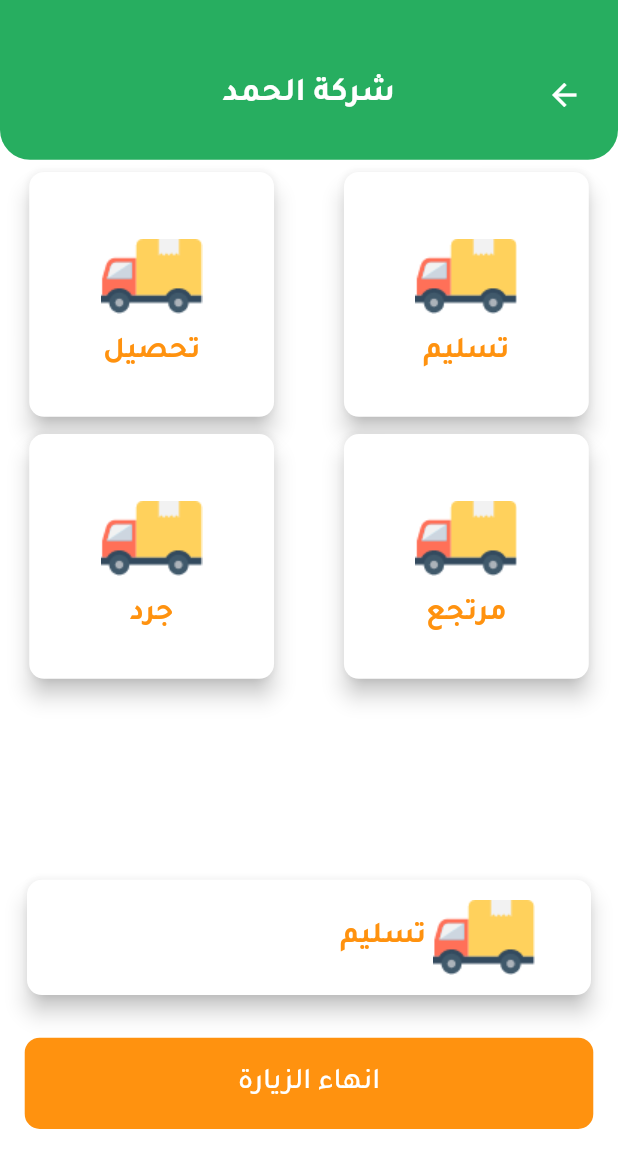
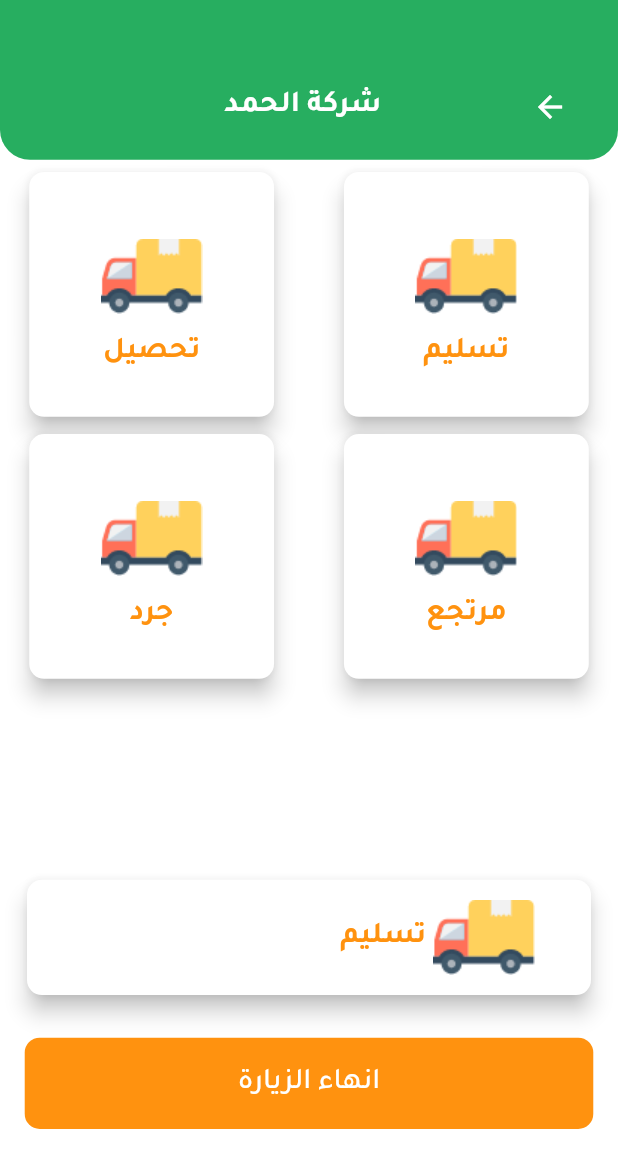
Before and after one commit to DoaaElgheny-byte/myFirstApp, a Flutter app: the VisitScreen screen opened by its route, on a phone screen of 412 x 824 dp. Shown: the top 1168 px of the screen. Run offline on Flutter 3.47's test engine with Material 2 defaults, Android fonts, the light colour scheme and no system bars; our stand-ins replace badges, date_picker_timeline, flutter_svg.

Commit message:
10-2-2021

```diff
--- a/lib/component/MainDrawer.dart
+++ b/lib/component/MainDrawer.dart
@@ -1,6 +1,7 @@
 import 'package:flutter/material.dart';
 import 'package:myFirstApp/component/Drawer_item.dart';
 import 'package:myFirstApp/screens/customers/customers_screen.dart';
+import 'package:myFirstApp/screens/recieveCycle/recieve_cycle_screen.dart';
 import 'package:myFirstApp/screens/visit/visit_screen.dart';
 import 'package:myFirstApp/screens/visit_cycle/visit_cycle_screen.dart';
 import 'package:myFirstApp/size_config.dart';
@@ -95,7 +96,7 @@ class MainDrawer extends StatelessWidget {
                 title: 'استلام بضاعة من المخزن',
                 icon: Icons.filter_alt_rounded,
                 tabHandler: () =>
-                    Navigator.pushNamed(context, VisitCycleScreen.routeName)),
+                    Navigator.pushNamed(context, RecieveCycleScreen.routeName)),
             DrawerItem(
                 title: 'ترجيع بضاعه للمخزن',
                 icon: Icons.inventory,
--- a/lib/component/header.dart
+++ b/lib/component/header.dart
@@ -30,21 +30,31 @@ class Header extends StatelessWidget {
                       onTap: () {
                         Navigator.pop(context);
                       },
+                      child: Padding(
+                        padding: EdgeInsets.only(
+                            top: getProportionateScreenHeight(15),
+                            right: getProportionateScreenWidth(10)),
                         child: Icon(
                           rightIconName,
                           color: Colors.white,
                         ),
-                  ),
+                      )),
                   SizedBox(
                     width: getProportionateScreenWidth(5),
                   ),
-                  Text(
+                  Padding(
+                    padding: EdgeInsets.only(
+                        top: getProportionateScreenHeight(15),
+                        left: getProportionateScreenWidth(25),
+                        right: getProportionateScreenWidth(5)),
+                    child: Text(
                       title,
                       textAlign: TextAlign.center,
                       style: TextStyle(
                         fontWeight: FontWeight.bold,
-                      fontSize: getProportionateScreenWidth(20),
+                        fontSize: 20,
                         color: Colors.white,
+                      ),
                     ),
                   ),
                   leftIconName != null
@@ -57,7 +67,7 @@ class Header extends StatelessWidget {
                               children: leftIconName),
                         )
                       : SizedBox(
-                          width: getProportionateScreenWidth(70),
+                          width: getProportionateScreenWidth(50),
                         )
                 ]),
           ),
--- /dev/null
+++ b/lib/models/recieve_model.dart
@@ -0,0 +1,19 @@
+import 'package:flutter/material.dart';
+
+class RecieveModel {
+  final int id;
+  final String name;
+  final String image;
+  final String date;
+  final String notes;
+  final String content;
+
+  RecieveModel({
+    @required this.name,
+    @required this.image,
+    @required this.id,
+    @required this.date,
+    this.content ='',
+    this.notes=''
+  });
+}
--- a/lib/routes.dart
+++ b/lib/routes.dart
@@ -8,6 +8,7 @@ import 'package:myFirstApp/screens/intro/welcomeScreen.dart';
 
 import 'package:myFirstApp/screens/auth/sign_in/sign_in_screen.dart';
 import 'package:myFirstApp/screens/notification/notification_screen.dart';
+import 'package:myFirstApp/screens/recieveCycle/recieve_cycle_screen.dart';
 import 'package:myFirstApp/screens/visit/visit_screen.dart';
 import 'package:myFirstApp/screens/visit_cycle/visit_cycle_screen.dart';
 
@@ -25,5 +26,6 @@ final Map<String, WidgetBuilder> routes = {
   NotificationScreen.routeName: (context) => NotificationScreen(),
   CustomersScreen.routeName: (context) => CustomersScreen(),
   NewCustomerScreen.routeName: (context) => NewCustomerScreen(),
-  VisitCycleScreen.routeName: (context) => VisitCycleScreen()
+  VisitCycleScreen.routeName: (context) => VisitCycleScreen(),
+  RecieveCycleScreen.routeName: (context) => RecieveCycleScreen()
 };
--- /dev/null
+++ b/lib/screens/recieveCycle/components/body.dart
@@ -0,0 +1,59 @@
+import 'package:flutter/material.dart';
+import 'package:myFirstApp/component/default_button.dart';
+import 'package:myFirstApp/component/header.dart';
+import 'package:myFirstApp/component/recieve_card.dart';
+import 'package:myFirstApp/component/visit_card.dart';
+import 'package:myFirstApp/models/recieve_model.dart';
+import 'package:myFirstApp/size_config.dart';
+// This is the best practice
+
+class Body extends StatefulWidget {
+  @override
+  _BodyState createState() => _BodyState();
+}
+
+class _BodyState extends State<Body> {
+  final List<RecieveModel>recievedData =[
+            RecieveModel(
+                image: "assets/images/delivery-truck.png",
+                name: "مخزن1",
+                date: "10/02/2021",
+                notes: 'ملاحظات عن المخزن تكتب هنا',
+                content: 'لوريم إيبسوم هو ببساطة نص شكلي بمعنى أن الغاية هي الشكل وليس المحتوى ويستخدم في صناعات المطابع ودور النشر.',
+                id: 1),
+            RecieveModel(
+                image: "assets/images/delivery-truck.png",
+                name: "مخزن2",
+                date: "10/02/2021",
+                notes: 'ملاحظات عن المخزن تكتب هنا',
+                content: 'لوريم إيبسوم هو ببساطة نص شكلي بمعنى أن الغاية هي الشكل وليس المحتوى ويستخدم في صناعات المطابع ودور النشر.',
+                id: 2),
+            RecieveModel(
+                image: "assets/images/delivery-truck.png",
+                name: "مخزن3",
+                content: 'لوريم إيبسوم هو ببساطة نص شكلي بمعنى أن الغاية هي الشكل وليس المحتوى ويستخدم في صناعات المطابع ودور النشر.',
+                date: "10/02/2021",
+                notes: 'ملاحظات عن المخزن تكتب هنا',
+                id: 3),
+            RecieveModel(
+                image: "assets/images/delivery-truck.png",
+                name: "مخزن4",
+                content: 'لوريم إيبسوم هو ببساطة نص شكلي بمعنى أن الغاية هي الشكل وليس المحتوى ويستخدم في صناعات المطابع ودور النشر.',
+                date: "10/02/2021",
+                notes: 'ملاحظات عن المخزن تكتب هنا',
+                id: 4),
+          ];
+  @override
+  Widget build(BuildContext context) {
+    return (Column(children: [
+      Header(title:'استلام بضاعة من المخزن', rightIconName: Icons.arrow_forward_sharp),
+        Container(
+        height: getProportionateScreenHeight(700),
+        child: ListView.builder(
+            itemBuilder: (context, index) => RecieveCard(recievedData[index]),
+            itemCount: recievedData.length),
+      )
+
+    ]));
+  }
+}
```
Also changed, not shown: lib/component/recieve_card.dart (added, +110 -0 lines), lib/screens/recieveCycle/recieve_cycle_screen.dart (added, +23 -0 lines). Lines whose indentation alone changed are shown as unchanged.
